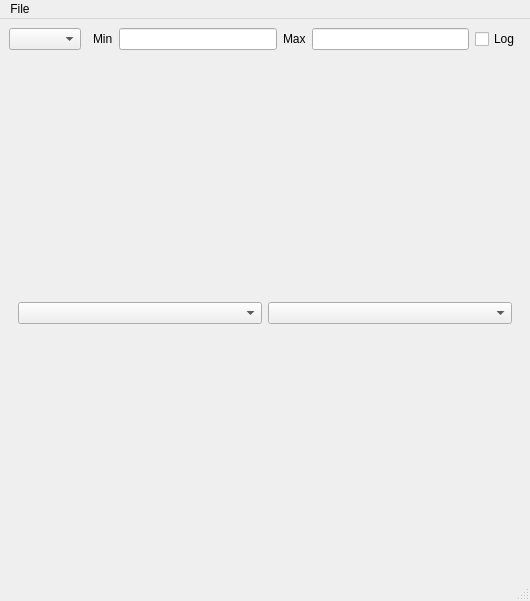
Qt form scripts/pyqt/smileiQt.ui (SmileiPIC/Smilei) before a commit.
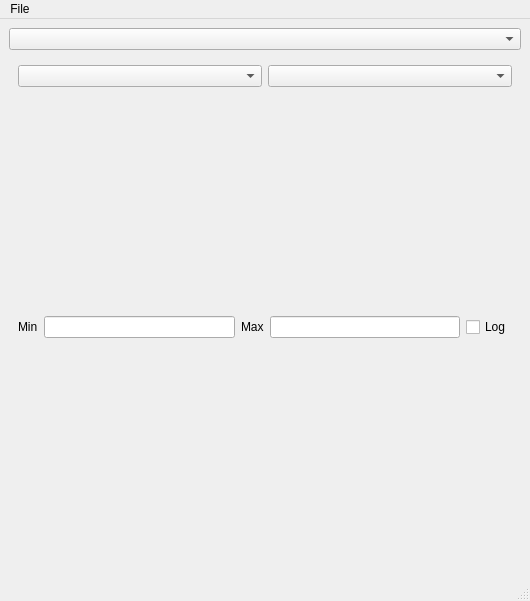
The same form after that commit.

Patch:
```diff
--- a/scripts/pyqt/smileiQt.ui
+++ b/scripts/pyqt/smileiQt.ui
@@ -15,15 +15,9 @@
   </property>
   <widget class="QWidget" name="centralwidget">
    <layout class="QGridLayout" name="gridLayout">
-    <item row="0" column="0">
-     <widget class="QComboBox" name="timeStep"/>
-    </item>
-    <item row="1" column="0" colspan="3">
+    <item row="1" column="0" colspan="2">
      <widget class="QWidget" name="widget" native="true">
-      <layout class="QGridLayout" name="gridLayout_3" rowstretch="1,0,0" columnstretch="1,1">
-       <item row="0" column="0">
-        <layout class="QGridLayout" name="grid1"/>
-       </item>
+      <layout class="QGridLayout" name="gridLayout_3" rowstretch="1,0,0,0" columnstretch="1,1">
        <item row="0" column="1">
         <layout class="QGridLayout" name="grid2"/>
        </item>
@@ -33,10 +27,7 @@
        <item row="2" column="0">
         <widget class="QComboBox" name="field1"/>
        </item>
-      </layout>
-     </widget>
-    </item>
-    <item row="0" column="2">
+       <item row="3" column="0" colspan="2">
      <widget class="QWidget" name="widget" native="true">
       <layout class="QGridLayout" name="gridLayout_2">
        <property name="margin">
@@ -82,6 +73,12 @@
     </item>
    </layout>
   </widget>
+    </item>
+    <item row="0" column="0" colspan="2">
+     <widget class="QComboBox" name="timeStep"/>
+    </item>
+   </layout>
+  </widget>
   <widget class="QMenuBar" name="menubar">
    <property name="geometry">
     <rect>
```
Left out of the diff: 14 changed lines with no effect on the pictures. Lines whose indentation alone changed are shown as unchanged.
